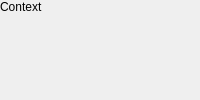
This is src/widget/context_drawer.ui in zhou51320/eva as Qt 5 draws it before an edit. The edited form follows.
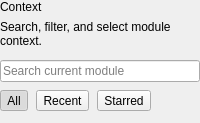
This is the edited form.

Diff of the .ui file:
```diff
--- a/src/widget/context_drawer.ui
+++ b/src/widget/context_drawer.ui
@@ -4,7 +4,7 @@
  <widget class="QWidget" name="ContextDrawer">
   <layout class="QVBoxLayout" name="rootLayout">
    <property name="spacing">
-    <number>6</number>
+    <number>12</number>
    </property>
    <property name="leftMargin">
     <number>0</number>
@@ -19,14 +19,138 @@
     <number>0</number>
    </property>
    <item>
-    <widget class="QLabel" name="titleLabel">
-     <property name="text">
-      <string>Context</string>
+    <widget class="QFrame" name="drawerHeader">
+     <property name="frameShape">
+      <enum>QFrame::NoFrame</enum>
      </property>
+     <layout class="QVBoxLayout" name="drawerHeaderLayout">
+      <property name="spacing">
+       <number>6</number>
+      </property>
+      <property name="leftMargin">
+       <number>0</number>
+      </property>
+      <property name="topMargin">
+       <number>0</number>
+      </property>
+      <property name="rightMargin">
+       <number>0</number>
+      </property>
+      <property name="bottomMargin">
+       <number>0</number>
+      </property>
+      <item>
+       <widget class="QLabel" name="titleLabel">
+        <property name="text">
+         <string>Context</string>
+        </property>
+       </widget>
+      </item>
+      <item>
+       <widget class="QLabel" name="subtitleLabel">
+        <property name="text">
+         <string>Search, filter, and select module context.</string>
+        </property>
+        <property name="wordWrap">
+         <bool>true</bool>
+        </property>
+       </widget>
+      </item>
+     </layout>
+    </widget>
+   </item>
+   <item>
+    <widget class="QFrame" name="drawerControls">
+     <property name="frameShape">
+      <enum>QFrame::NoFrame</enum>
+     </property>
+     <layout class="QVBoxLayout" name="drawerControlsLayout">
+      <property name="spacing">
+       <number>8</number>
+      </property>
+      <property name="leftMargin">
+       <number>0</number>
+      </property>
+      <property name="topMargin">
+       <number>0</number>
+      </property>
+      <property name="rightMargin">
+       <number>0</number>
+      </property>
+      <property name="bottomMargin">
+       <number>0</number>
+      </property>
+      <item>
+       <widget class="QLineEdit" name="drawerSearchEdit">
+        <property name="placeholderText">
+         <string>Search current module</string>
+        </property>
+       </widget>
+      </item>
+      <item>
+       <layout class="QHBoxLayout" name="drawerFilterLayout">
+        <property name="spacing">
+         <number>8</number>
+        </property>
+        <item>
+         <widget class="QToolButton" name="allFilterButton">
+          <property name="text">
+           <string>All</string>
+          </property>
+          <property name="checkable">
+           <bool>true</bool>
+          </property>
+          <property name="checked">
+           <bool>true</bool>
+          </property>
+         </widget>
+        </item>
+        <item>
+         <widget class="QToolButton" name="recentFilterButton">
+          <property name="text">
+           <string>Recent</string>
+          </property>
+          <property name="checkable">
+           <bool>true</bool>
+          </property>
+         </widget>
+        </item>
+        <item>
+         <widget class="QToolButton" name="starredFilterButton">
+          <property name="text">
+           <string>Starred</string>
+          </property>
+          <property name="checkable">
+           <bool>true</bool>
+          </property>
+         </widget>
+        </item>
+        <item>
+         <spacer name="drawerFilterSpacer">
+          <property name="orientation">
+           <enum>Qt::Horizontal</enum>
+          </property>
+          <property name="sizeHint" stdset="0">
+           <size>
+            <width>40</width>
+            <height>20</height>
+           </size>
+          </property>
+         </spacer>
+        </item>
+       </layout>
+      </item>
+     </layout>
     </widget>
    </item>
    <item>
     <widget class="QStackedWidget" name="panelStack">
+     <property name="sizePolicy">
+      <sizepolicy hsizetype="Expanding" vsizetype="Expanding">
+       <horstretch>0</horstretch>
+       <verstretch>0</verstretch>
+      </sizepolicy>
+     </property>
      <widget class="QWidget" name="panelPlaceholder"/>
     </widget>
    </item>
```
